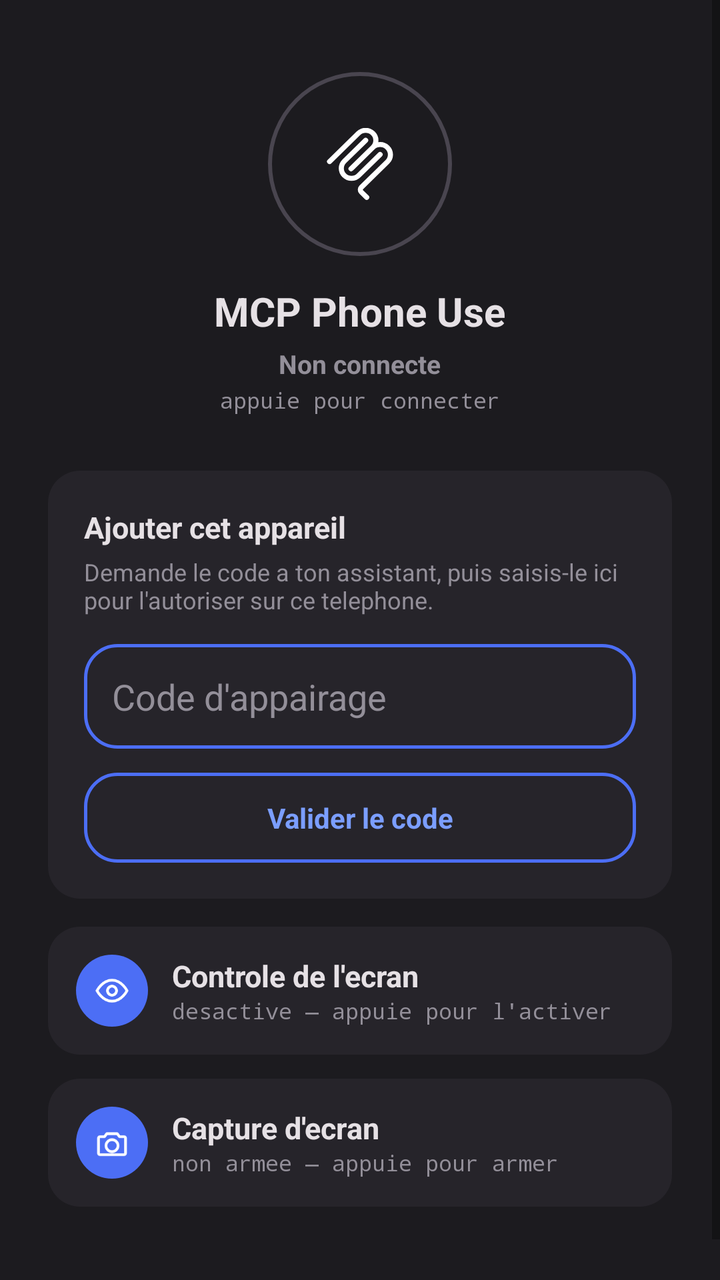
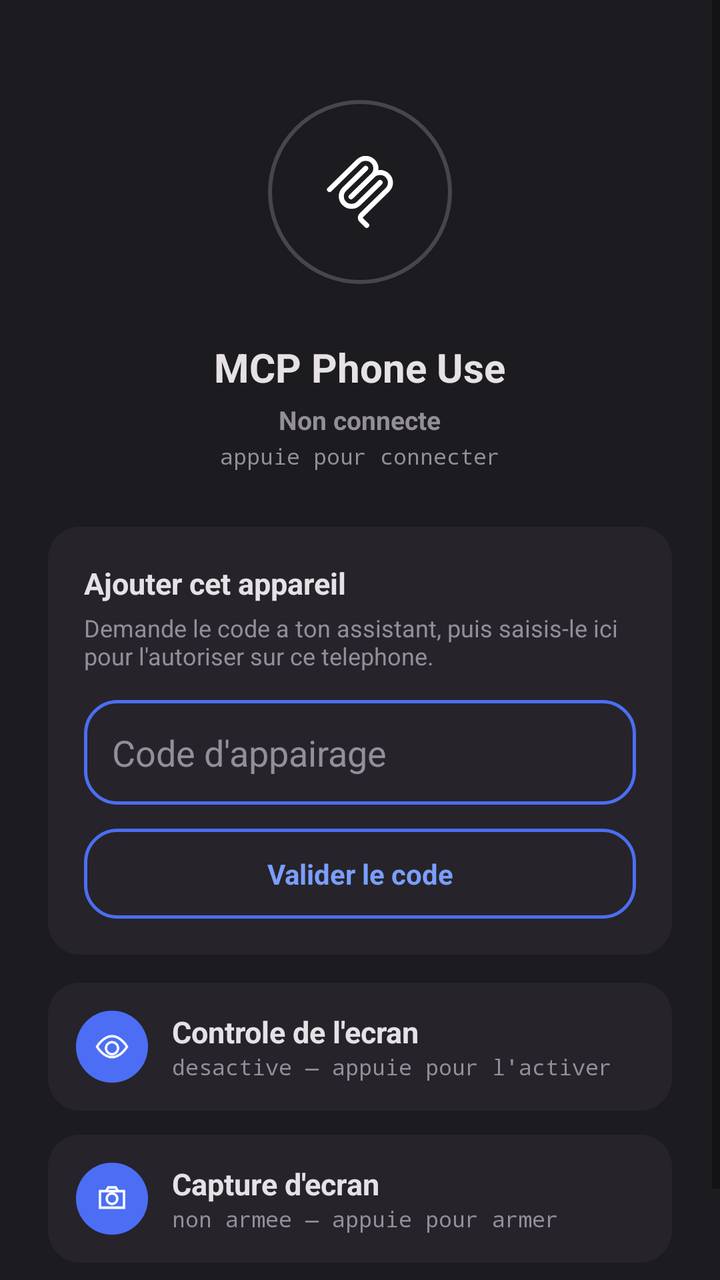

Screens rendered from an Android XML layout before and after an edit, with the pre-edit source and the edit as a unified diff.
<!-- AndroidManifest.xml: application theme Theme.DeviceAgent -->
<!-- res/layout/activity_main.xml -->
<?xml version="1.0" encoding="utf-8"?>
<ScrollView xmlns:android="http://schemas.android.com/apk/res/android"
    android:layout_width="match_parent"
    android:layout_height="match_parent"
    android:background="@color/bg_dark">
<LinearLayout
    android:layout_width="match_parent"
    android:layout_height="wrap_content"
    android:orientation="vertical"
    android:padding="24dp">

    
    <LinearLayout
        android:id="@+id/heroContainer"
        android:layout_width="match_parent"
        android:layout_height="wrap_content"
        android:orientation="vertical"
        android:gravity="center"
        android:paddingTop="12dp"
        android:paddingBottom="28dp"
        android:clickable="true"
        android:focusable="true">

        <FrameLayout
            android:layout_width="92dp"
            android:layout_height="92dp"
            android:layout_marginBottom="14dp">
            <View
                android:id="@+id/heroOrbBackground"
                android:layout_width="match_parent"
                android:layout_height="match_parent"
                android:background="@drawable/bg_orb_disconnected" />
            <ImageView
                android:id="@+id/heroOrbIcon"
                android:layout_width="36dp"
                android:layout_height="36dp"
                android:layout_gravity="center"
                android:src="@drawable/ic_mcp_logo" />
        </FrameLayout>

        <TextView
            android:layout_width="wrap_content"
            android:layout_height="wrap_content"
            android:text="MCP Phone Use"
            android:textSize="20sp"
            android:textStyle="bold"
            android:textColor="@color/text_primary" />

        <TextView
            android:id="@+id/heroStatusText"
            android:layout_width="wrap_content"
            android:layout_height="wrap_content"
            android:layout_marginTop="4dp"
            android:text="Non connecte"
            android:textSize="13sp"
            android:textStyle="bold"
            android:textColor="@color/text_secondary" />

        <TextView
            android:id="@+id/heroSubText"
            android:layout_width="wrap_content"
            android:layout_height="wrap_content"
            android:layout_marginTop="2dp"
            android:text="appuie pour connecter"
            android:textSize="11sp"
            android:fontFamily="monospace"
            android:textColor="@color/text_secondary" />

    </LinearLayout>

    
    <LinearLayout
        android:layout_width="match_parent"
        android:layout_height="wrap_content"
        android:orientation="vertical"
        android:background="@drawable/bg_row_active"
        android:padding="18dp"
        android:layout_marginBottom="14dp">

        <TextView
            android:layout_width="match_parent"
            android:layout_height="wrap_content"
            android:text="Ajouter cet appareil"
            android:textSize="15sp"
            android:textStyle="bold"
            android:textColor="@color/text_primary" />

        <TextView
            android:layout_width="match_parent"
            android:layout_height="wrap_content"
            android:layout_marginTop="4dp"
            android:layout_marginBottom="14dp"
            android:text="Demande le code a ton assistant, puis saisis-le ici pour l'autoriser sur ce telephone."
            android:textSize="12sp"
            android:textColor="@color/text_secondary" />

        <EditText
            android:id="@+id/serverUrlInput"
            android:layout_width="match_parent"
            android:layout_height="0dp"
            android:layout_weight="0"
            android:visibility="gone"
            android:hint="URL du relais" />

        <FrameLayout
            android:layout_width="match_parent"
            android:layout_height="wrap_content"
            android:background="@drawable/bg_row_inactive"
            android:layout_marginBottom="12dp">
            <EditText
                android:id="@+id/enrollmentCodeInput"
                android:layout_width="match_parent"
                android:layout_height="wrap_content"
                android:padding="14dp"
                android:background="@android:color/transparent"
                android:textColor="@color/text_primary"
                android:textColorHint="@color/text_secondary"
                android:hint="Code d'appairage" />
        </FrameLayout>

        <TextView
            android:id="@+id/enrollButton"
            android:layout_width="match_parent"
            android:layout_height="wrap_content"
            android:background="@drawable/bg_row_inactive"
            android:padding="13dp"
            android:gravity="center"
            android:clickable="true"
            android:focusable="true"
            android:text="Valider le code"
            android:textColor="@color/accent_blue_light"
            android:textStyle="bold"
            android:textSize="14sp" />

    </LinearLayout>

    
    <LinearLayout
        android:id="@+id/accessibilityRow"
        android:layout_width="match_parent"
        android:layout_height="wrap_content"
        android:orientation="horizontal"
        android:gravity="center_vertical"
        android:background="@drawable/bg_row_active"
        android:padding="14dp"
        android:layout_marginBottom="12dp"
        android:clickable="true"
        android:focusable="true">

        <FrameLayout
            android:layout_width="36dp"
            android:layout_height="36dp"
            android:background="@drawable/bg_icon_circle"
            android:layout_marginEnd="12dp">
            <ImageView
                android:id="@+id/accessibilityIcon"
                android:layout_width="18dp"
                android:layout_height="18dp"
                android:layout_gravity="center"
                android:src="@drawable/ic_eye" />
        </FrameLayout>

        <LinearLayout
            android:layout_width="0dp"
            android:layout_height="wrap_content"
            android:layout_weight="1"
            android:orientation="vertical">
            <TextView
                android:id="@+id/accessibilityMainText"
                android:layout_width="match_parent"
                android:layout_height="wrap_content"
                android:text="Controle de l'ecran"
                android:textSize="15sp"
                android:textStyle="bold"
                android:textColor="@color/text_primary" />
            <TextView
                android:id="@+id/accessibilitySubText"
                android:layout_width="match_parent"
                android:layout_height="wrap_content"
                android:text="desactive — appuie pour l'activer"
                android:textSize="11sp"
                android:fontFamily="monospace"
                android:textColor="@color/text_secondary" />
        </LinearLayout>
    </LinearLayout>

    
    <LinearLayout
        android:id="@+id/captureRow"
        android:layout_width="match_parent"
        android:layout_height="wrap_content"
        android:orientation="horizontal"
        android:gravity="center_vertical"
        android:background="@drawable/bg_row_active"
        android:padding="14dp"
        android:clickable="true"
        android:focusable="true">

        <FrameLayout
            android:layout_width="36dp"
            android:layout_height="36dp"
            android:background="@drawable/bg_icon_circle"
            android:layout_marginEnd="12dp">
            <ImageView
                android:id="@+id/captureIcon"
                android:layout_width="18dp"
                android:layout_height="18dp"
                android:layout_gravity="center"
                android:src="@drawable/ic_camera" />
        </FrameLayout>

        <LinearLayout
            android:layout_width="0dp"
            android:layout_height="wrap_content"
            android:layout_weight="1"
            android:orientation="vertical">
            <TextView
                android:layout_width="match_parent"
                android:layout_height="wrap_content"
                android:text="Capture d'ecran"
                android:textSize="15sp"
                android:textStyle="bold"
                android:textColor="@color/text_primary" />
            <TextView
                android:id="@+id/screenCaptureStatusText"
                android:layout_width="match_parent"
                android:layout_height="wrap_content"
                android:text="non armee — appuie pour armer"
                android:textSize="11sp"
                android:fontFamily="monospace"
                android:textColor="@color/text_secondary" />
        </LinearLayout>
    </LinearLayout>


    <TextView
        android:id="@+id/versionText"
        android:layout_width="match_parent"
        android:layout_height="wrap_content"
        android:layout_marginTop="20dp"
        android:gravity="center"
        android:text=""
        android:textSize="10sp"
        android:fontFamily="monospace"
        android:textColor="@color/text_secondary" />

</LinearLayout>
</ScrollView>
<!-- resources referenced by this layout -->
<resources>
  <color name="accent_blue_light">#7B9EFF</color>
  <color name="bg_dark">#1C1B1F</color>
  <color name="text_primary">#E6E1E5</color>
  <color name="text_secondary">#938F99</color>
  <!-- drawable bg_icon_circle (drawable) -->
  <?xml version="1.0" encoding="utf-8"?>
  <shape xmlns:android="http://schemas.android.com/apk/res/android" android:shape="oval">
      <solid android:color="@color/accent_blue" />
  </shape>
  <!-- drawable bg_orb_disconnected (drawable) -->
  <?xml version="1.0" encoding="utf-8"?>
  <shape xmlns:android="http://schemas.android.com/apk/res/android" android:shape="oval">
      <solid android:color="@android:color/transparent" />
      <stroke android:width="2dp" android:color="@color/field_border" />
  </shape>
  <!-- drawable bg_row_active (drawable) -->
  <?xml version="1.0" encoding="utf-8"?>
  <shape xmlns:android="http://schemas.android.com/apk/res/android" android:shape="rectangle">
      <corners android:radius="16dp" />
      <solid android:color="@color/card_surface" />
  </shape>
  <!-- drawable bg_row_inactive (drawable) -->
  <?xml version="1.0" encoding="utf-8"?>
  <shape xmlns:android="http://schemas.android.com/apk/res/android" android:shape="rectangle">
      <corners android:radius="16dp" />
      <solid android:color="@android:color/transparent" />
      <stroke android:width="1.5dp" android:color="@color/accent_blue" />
  </shape>
  <!-- drawable ic_camera (drawable) -->
  <?xml version="1.0" encoding="utf-8"?>
  <vector xmlns:android="http://schemas.android.com/apk/res/android"
      android:width="20dp" android:height="20dp"
      android:viewportWidth="24" android:viewportHeight="24">
      <path
          android:pathData="M4 8h3l1.5-2h7L17 8h3a1 1 0 0 1 1 1v10a1 1 0 0 1-1 1H4a1 1 0 0 1-1-1V9a1 1 0 0 1 1-1z"
          android:strokeColor="#FFFFFF" android:strokeWidth="1.8" android:fillColor="#00000000" android:strokeLineJoin="round"/>
      <path
          android:pathData="M12 18a4 4 0 1 0 0-8 4 4 0 0 0 0 8z"
          android:strokeColor="#FFFFFF" android:strokeWidth="1.8" android:fillColor="#00000000" />
  </vector>
  <!-- drawable ic_eye (drawable) -->
  <?xml version="1.0" encoding="utf-8"?>
  <vector xmlns:android="http://schemas.android.com/apk/res/android"
      android:width="20dp" android:height="20dp"
      android:viewportWidth="24" android:viewportHeight="24">
      <path
          android:pathData="M2 12s3.5-7 10-7 10 7 10 7-3.5 7-10 7-10-7-10-7z"
          android:strokeColor="#FFFFFF" android:strokeWidth="1.8" android:fillColor="#00000000" />
      <path
          android:pathData="M12 15a3 3 0 1 0 0-6 3 3 0 0 0 0 6z"
          android:strokeColor="#FFFFFF" android:strokeWidth="1.8" android:fillColor="#00000000" />
  </vector>
  <style name="Theme.DeviceAgent" parent="Theme.MaterialComponents.DayNight.NoActionBar" />
  <color name="accent_blue">#4C6EF5</color>
  <color name="field_border">#49454F</color>
  <color name="card_surface">#26242A</color>
  <!-- unchanged entries left out for length: 1 -->
</resources>

<!-- the commit's change to res/layout/activity_main.xml (unified diff, before → after) -->
@@ -22,13 +22,23 @@
         android:focusable="true">
 
         <FrameLayout
-            android:layout_width="92dp"
-            android:layout_height="92dp"
-            android:layout_marginBottom="14dp">
+            android:layout_width="120dp"
+            android:layout_height="120dp"
+            android:layout_marginBottom="14dp"
+            android:clipChildren="false"
+            android:clipToPadding="false">
+            <View
+                android:id="@+id/heroPulseRing"
+                android:layout_width="92dp"
+                android:layout_height="92dp"
+                android:layout_gravity="center"
+                android:background="@drawable/bg_pulse_ring"
+                android:visibility="invisible" />
             <View
                 android:id="@+id/heroOrbBackground"
-                android:layout_width="match_parent"
-                android:layout_height="match_parent"
+                android:layout_width="92dp"
+                android:layout_height="92dp"
+                android:layout_gravity="center"
                 android:background="@drawable/bg_orb_disconnected" />
             <ImageView
                 android:id="@+id/heroOrbIcon"
<!-- resource entries referenced after the edit -->
@@ -14,6 +14,12 @@
   <shape xmlns:android="http://schemas.android.com/apk/res/android" android:shape="oval">
       <solid android:color="@android:color/transparent" />
       <stroke android:width="2dp" android:color="@color/field_border" />
+  </shape>
+  <!-- drawable bg_pulse_ring (drawable) -->
+  <?xml version="1.0" encoding="utf-8"?>
+  <shape xmlns:android="http://schemas.android.com/apk/res/android" android:shape="oval">
+      <solid android:color="@android:color/transparent" />
+      <stroke android:width="2dp" android:color="@color/accent_blue" />
   </shape>
   <!-- drawable bg_row_active (drawable) -->
   <?xml version="1.0" encoding="utf-8"?>
@@ -34,11 +40,14 @@
       android:width="20dp" android:height="20dp"
       android:viewportWidth="24" android:viewportHeight="24">
       <path
-          android:pathData="M4 8h3l1.5-2h7L17 8h3a1 1 0 0 1 1 1v10a1 1 0 0 1-1 1H4a1 1 0 0 1-1-1V9a1 1 0 0 1 1-1z"
-          android:strokeColor="#FFFFFF" android:strokeWidth="1.8" android:fillColor="#00000000" android:strokeLineJoin="round"/>
+          android:pathData="M4,7 L20,7 L20,18 L4,18 Z"
+          android:strokeColor="#FFFFFF" android:strokeWidth="1.6" android:fillColor="#00000000" />
       <path
-          android:pathData="M12 18a4 4 0 1 0 0-8 4 4 0 0 0 0 8z"
-          android:strokeColor="#FFFFFF" android:strokeWidth="1.8" android:fillColor="#00000000" />
+          android:pathData="M8,7 L9.5,4.5 L14.5,4.5 L16,7"
+          android:strokeColor="#FFFFFF" android:strokeWidth="1.6" android:fillColor="#00000000" />
+      <path
+          android:pathData="M12,15.5 C13.93,15.5 15.5,13.93 15.5,12 C15.5,10.07 13.93,8.5 12,8.5 C10.07,8.5 8.5,10.07 8.5,12 C8.5,13.93 10.07,15.5 12,15.5 Z"
+          android:strokeColor="#FFFFFF" android:strokeWidth="1.6" android:fillColor="#00000000" />
   </vector>
   <!-- drawable ic_eye (drawable) -->
   <?xml version="1.0" encoding="utf-8"?>
@@ -46,11 +55,11 @@
       android:width="20dp" android:height="20dp"
       android:viewportWidth="24" android:viewportHeight="24">
       <path
-          android:pathData="M2 12s3.5-7 10-7 10 7 10 7-3.5 7-10 7-10-7-10-7z"
-          android:strokeColor="#FFFFFF" android:strokeWidth="1.8" android:fillColor="#00000000" />
+          android:pathData="M12,5 C6,5 2,12 2,12 C2,12 6,19 12,19 C18,19 22,12 22,12 C22,12 18,5 12,5 Z"
+          android:strokeColor="#FFFFFF" android:strokeWidth="1.6" android:fillColor="#00000000" />
       <path
-          android:pathData="M12 15a3 3 0 1 0 0-6 3 3 0 0 0 0 6z"
-          android:strokeColor="#FFFFFF" android:strokeWidth="1.8" android:fillColor="#00000000" />
+          android:pathData="M12,9 C9.79,9 8,10.79 8,13 C8,15.21 9.79,17 12,17 C14.21,17 16,15.21 16,13 C16,10.79 14.21,9 12,9 Z"
+          android:strokeColor="#FFFFFF" android:strokeWidth="1.6" android:fillColor="#00000000" />
   </vector>
   <style name="Theme.DeviceAgent" parent="Theme.MaterialComponents.DayNight.NoActionBar" />
   <color name="accent_blue">#4C6EF5</color>
